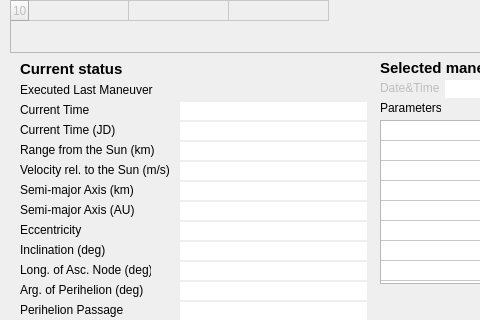
Above: ui/mainwindow.ui from whiskie14142/SolarSystemVoyager before the change; both pictures show x 0 to 480 and y 287 to 607 of the 640 by 700 pixel window. Below: the same form after it.
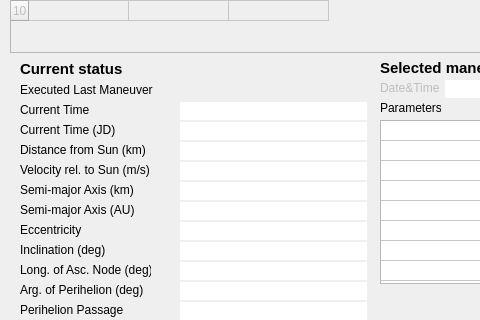
That is the form after the change.

Patch:
```diff
--- a/ui/mainwindow.ui
+++ b/ui/mainwindow.ui
@@ -584,7 +584,7 @@
      </rect>
     </property>
     <property name="text">
-     <string>Range from the Sun (km)</string>
+     <string>Distance from Sun (km)</string>
     </property>
    </widget>
    <widget class="QLabel" name="label_18">
@@ -597,7 +597,7 @@
      </rect>
     </property>
     <property name="text">
-     <string>Velocity rel. to the Sun (m/s)</string>
+     <string>Velocity rel. to Sun (m/s)</string>
     </property>
    </widget>
    <widget class="QPushButton" name="flightreview">
```
